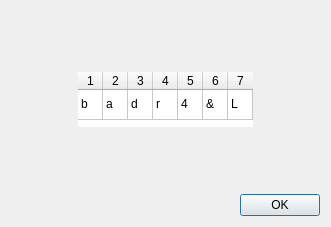
First picture: the form in dialogs/PasswordViewer.ui, repository veaceslav/qpass-qt5, before the edit.
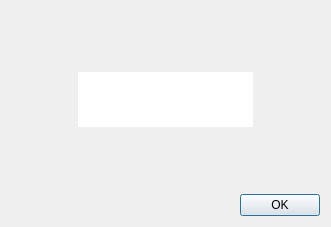
Second picture: the form after the edit.

Commit message: Removed scrollbar from PasswordViewer

Diff of the .ui file:
```diff
--- a/dialogs/PasswordViewer.ui
+++ b/dialogs/PasswordViewer.ui
@@ -88,6 +88,18 @@
        <property name="frameShadow">
         <enum>QFrame::Plain</enum>
        </property>
+       <property name="lineWidth">
+        <number>1</number>
+       </property>
+       <property name="midLineWidth">
+        <number>0</number>
+       </property>
+       <property name="verticalScrollBarPolicy">
+        <enum>Qt::ScrollBarAlwaysOff</enum>
+       </property>
+       <property name="horizontalScrollBarPolicy">
+        <enum>Qt::ScrollBarAlwaysOff</enum>
+       </property>
        <property name="showDropIndicator" stdset="0">
         <bool>false</bool>
        </property>
@@ -141,76 +153,6 @@
          <string/>
         </property>
        </row>
-       <column>
-        <property name="text">
-         <string>1</string>
-        </property>
-       </column>
-       <column>
-        <property name="text">
-         <string>2</string>
-        </property>
-       </column>
-       <column>
-        <property name="text">
-         <string>3</string>
-        </property>
-       </column>
-       <column>
-        <property name="text">
-         <string>4</string>
-        </property>
-       </column>
-       <column>
-        <property name="text">
-         <string>5</string>
-        </property>
-       </column>
-       <column>
-        <property name="text">
-         <string>6</string>
-        </property>
-       </column>
-       <column>
-        <property name="text">
-         <string>7</string>
-        </property>
-       </column>
-       <item row="0" column="0">
-        <property name="text">
-         <string>b</string>
-        </property>
-       </item>
-       <item row="0" column="1">
-        <property name="text">
-         <string>a</string>
-        </property>
-       </item>
-       <item row="0" column="2">
-        <property name="text">
-         <string>d</string>
-        </property>
-       </item>
-       <item row="0" column="3">
-        <property name="text">
-         <string>r</string>
-        </property>
-       </item>
-       <item row="0" column="4">
-        <property name="text">
-         <string>4</string>
-        </property>
-       </item>
-       <item row="0" column="5">
-        <property name="text">
-         <string>&amp;</string>
-        </property>
-       </item>
-       <item row="0" column="6">
-        <property name="text">
-         <string>L</string>
-        </property>
-       </item>
       </widget>
      </item>
     </layout>
```
